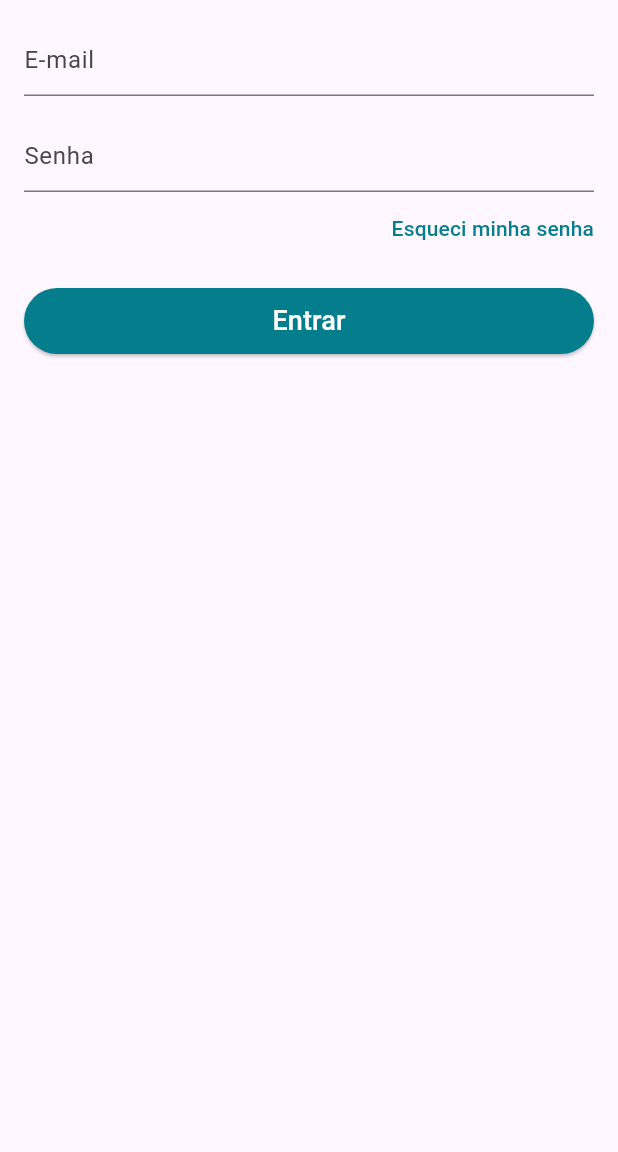
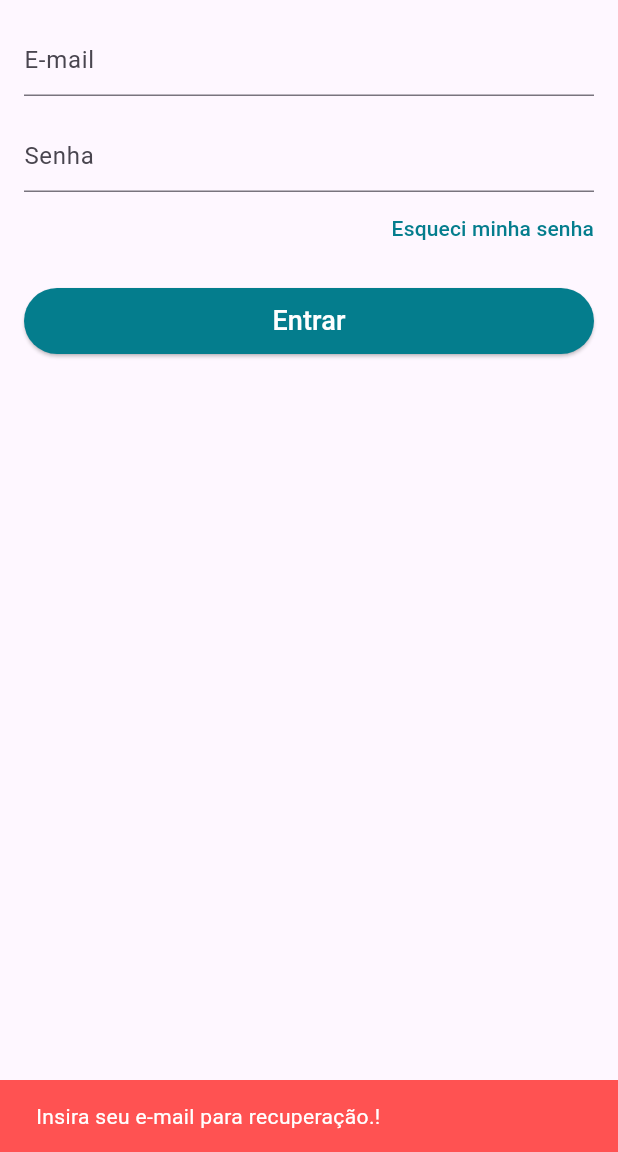
Before and after one commit to iraponan/loja_virtual, a Flutter app: the LoginPage screen opened directly, after a tap on "Esqueci minha senha", on a phone screen of 412 x 824 dp, the part 84-1236 px from its top. Run offline on Flutter 3.47's test engine with Material 3 defaults, Android fonts, the phone set to English and light mode, and no system bars; our stand-ins replace another_carousel_pro, cloud_firestore, firebase_auth, firebase_core, transparent_image; accounts and stored records are empty; generated files the repository leaves out were written again.

Commit message:
Recuperando a senha.

```diff
--- a/lib/models/user_model.dart
+++ b/lib/models/user_model.dart
@@ -76,7 +76,9 @@ class UserModel extends Model {
     notifyListeners();
   }
 
-  void recoverPass() {}
+  void recoverPass(String email) {
+    _auth.sendPasswordResetEmail(email: email);
+  }
 
   bool isLoggedIn() {
     return firebaseUser != null;
--- a/lib/pages/login_page.dart
+++ b/lib/pages/login_page.dart
@@ -89,7 +89,32 @@ class _LoginPageState extends State<LoginPage> {
                 Align(
                   alignment: Alignment.centerRight,
                   child: TextButton(
-                    onPressed: () {},
+                    onPressed: () {
+                      if (_emailController.text.isEmpty) {
+                        ScaffoldMessenger.of(context).showSnackBar(
+                          const SnackBar(
+                            content: Text(
+                              'Insira seu e-mail para recuperação.!',
+                              style: TextStyle(color: Colors.white),
+                            ),
+                            backgroundColor: Colors.redAccent,
+                            duration: Duration(seconds: 2),
+                          ),
+                        );
+                      } else {
+                        model.recoverPass(_emailController.text);
+                        ScaffoldMessenger.of(context).showSnackBar(
+                          SnackBar(
+                            content: const Text(
+                              'Confira seu e-mail.',
+                              style: TextStyle(color: Colors.white),
+                            ),
+                            backgroundColor: Theme.of(context).primaryColor,
+                            duration: const Duration(seconds: 2),
+                          ),
+                        );
+                      }
+                    },
                     style: TextButton.styleFrom(
                       foregroundColor: Theme.of(context).primaryColor,
                       padding: EdgeInsets.zero,
```
